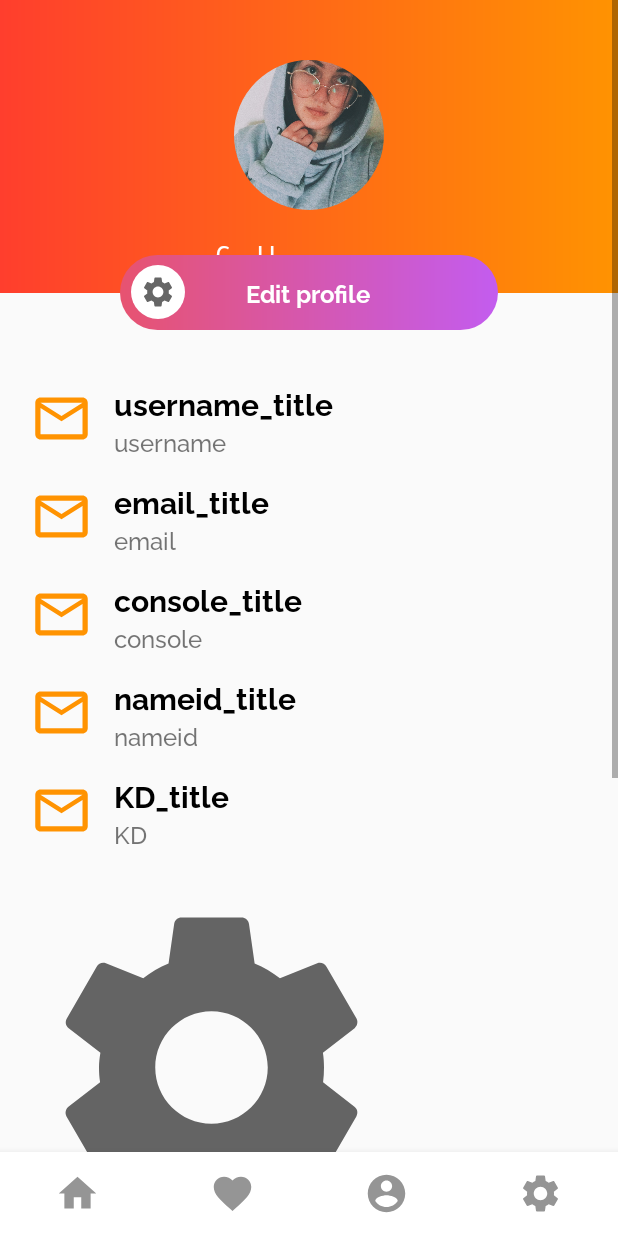
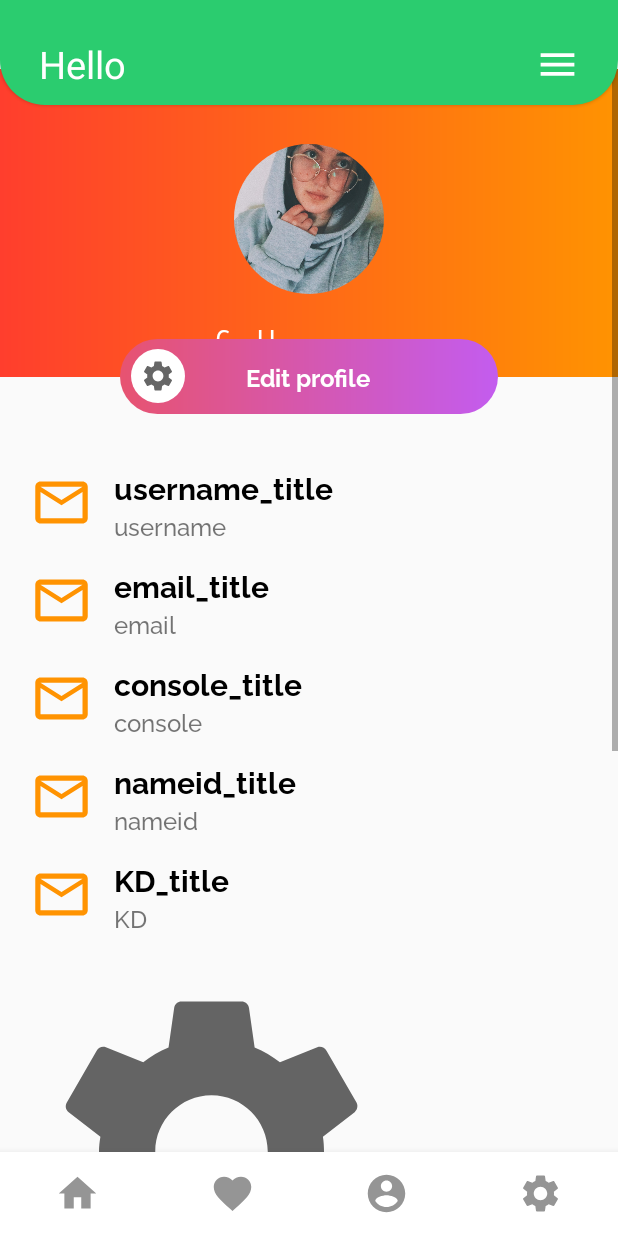
Before and after one commit to KyleGilmartin/TeamUp, an Android app: the EditUserProfile screen opened directly, with no data from a screen before it, on a phone screen of 412 x 824 dp. Run offline under Robolectric (Android 15) with nearby library versions, the phone set to English and light mode, and no system bars; our stand-ins replace CircleImageView.

Commit message:
somechanges to UserProfile

```diff
--- a/app/src/main/res/layout/activity_edit_user_profile.xml
+++ b/app/src/main/res/layout/activity_edit_user_profile.xml
@@ -6,6 +6,57 @@
     android:layout_height="match_parent"
     android:orientation="vertical"
     tools:context=".UserDetails.UserProfile">
+
+    <androidx.constraintlayout.widget.ConstraintLayout
+        android:layout_width="match_parent"
+        android:layout_height="wrap_content"
+        android:id="@+id/layoutHeader"
+        android:background="@drawable/header_background"
+        android:padding="10dp"
+        android:layout_marginBottom="-24dp"
+        android:translationZ="1dp"
+        app:layout_constraintTop_toTopOf="parent">
+
+
+        <TextView
+            android:id="@+id/textHello"
+            android:layout_width="wrap_content"
+            android:layout_height="wrap_content"
+            android:layout_marginStart="16dp"
+            android:layout_marginTop="15dp"
+            android:text="Hello"
+            android:textColor="@color/white"
+            android:textSize="25sp"
+            app:layout_constraintStart_toStartOf="parent"
+            app:layout_constraintTop_toTopOf="parent"/>
+
+        <TextView
+            android:id="@+id/textUsername"
+            android:layout_width="wrap_content"
+            android:layout_height="wrap_content"
+            android:layout_marginStart="4dp"
+            android:layout_marginTop="15dp"
+            android:text=""
+            android:textColor="@color/white"
+            android:textSize="25sp"
+            android:textStyle="bold"
+            app:layout_constraintStart_toEndOf="@id/textHello"
+            app:layout_constraintTop_toTopOf="parent"/>
+
+        <ImageView
+            android:id="@+id/imageMenu"
+            android:layout_width="30dp"
+            android:layout_height="30dp"
+            android:layout_marginEnd="15dp"
+            android:contentDescription="@string/app_name"
+            android:src="@drawable/ic_menu"
+            app:layout_constraintBottom_toBottomOf="@id/textHello"
+            app:layout_constraintEnd_toEndOf="parent"
+            app:layout_constraintTop_toTopOf="@id/textHello"
+            app:tint="@color/white" />
+
+
+    </androidx.constraintlayout.widget.ConstraintLayout>
 
 
 
@@ -29,7 +80,7 @@
                 <de.hdodenhof.circleimageview.CircleImageView
                     android:layout_width="100dp"
                     android:layout_height="100dp"
-                    android:layout_marginTop="40dp"
+                    android:layout_marginTop="50dp"
                     android:src="@drawable/example_img"/>
 
                 <TextView
--- a/app/src/main/res/layout/activity_main.xml
+++ b/app/src/main/res/layout/activity_main.xml
@@ -7,7 +7,7 @@
     android:background="@color/colorBackground"
     tools:context=".MainActivity">
 
-<!--   f-->
+
     <androidx.constraintlayout.widget.ConstraintLayout
         android:layout_width="match_parent"
         android:layout_height="wrap_content"
```
Also changed, not shown: app/src/main/res/layout/activity_user_profile.xml (+51 -1 lines).
